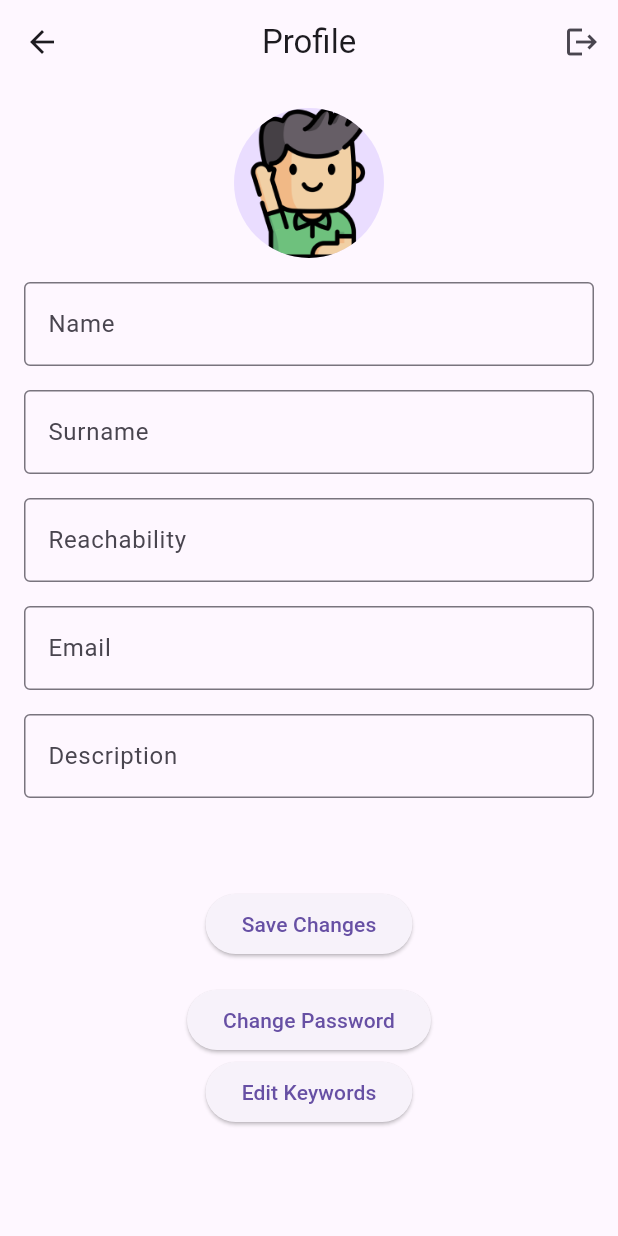
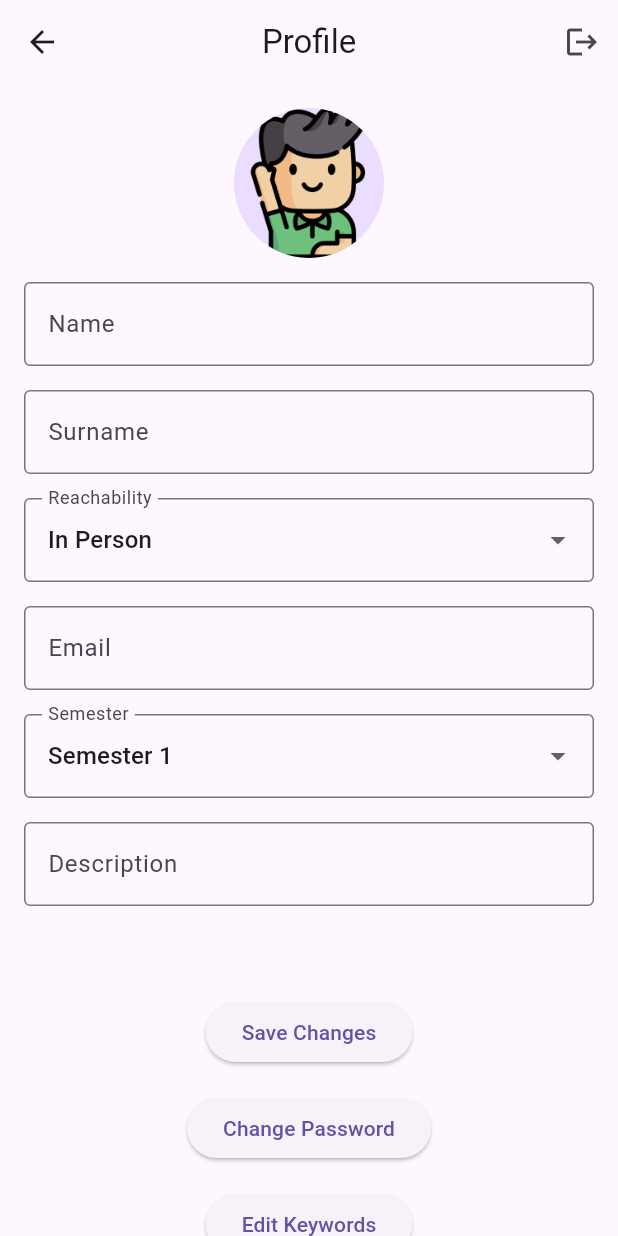
Before and after one commit to knowledgematch/KnowledgeMatch, a Flutter app: the ProfileScreen screen opened directly, on a phone screen of 412 x 824 dp. Run offline on Flutter 3.47's test engine with Material 3 defaults, Android fonts, the light colour scheme and no system bars; our stand-ins replace cloud_firestore, cloud_functions, firebase_core, firebase_messaging, flutter_image_compress, flutter_local_notifications and 2 more; missing offline and left inert: mysql_client, swipable_stack; accounts and stored records are empty.

Commit message:
Added Seniority to profile_screen.dart and adjusted reachability UI to match create_profile_screen

```diff
--- a/lib/screens/profile_screen.dart
+++ b/lib/screens/profile_screen.dart
@@ -4,6 +4,7 @@ import 'package:flutter_image_compress/flutter_image_compress.dart';
 import 'package:image_picker/image_picker.dart';
 import 'package:knowledgematch/services/api_db_connection.dart';
 import '../model/user.dart';
+import '../model/reachability.dart';
 import 'keyword_selection_screen.dart';
 import 'login_screen.dart';
 import 'change_pw_screen.dart';
@@ -11,7 +12,6 @@ import 'package:http/http.dart' as http;
 import 'dart:convert';
 import 'package:shared_preferences/shared_preferences.dart';
 import 'package:http_parser/http_parser.dart';
-
 
 class ProfileScreen extends StatefulWidget {
   const ProfileScreen({super.key});
@@ -23,16 +23,16 @@ class ProfileScreen extends StatefulWidget {
 class ProfileScreenState extends State<ProfileScreen> {
   final user = User.instance;
   Uint8List? _pictureData; // Store the picture as Uint8List
-  String _seniority = '0';
   String _uId = '';
+  Reachability _reachability = Reachability.InPerson; // Default value
 
   final _formKey = GlobalKey<FormState>();
 
   final TextEditingController _nameController = TextEditingController();
   final TextEditingController _surnameController = TextEditingController();
-  final TextEditingController _reachabilityController = TextEditingController();
   final TextEditingController _emailController = TextEditingController();
   final TextEditingController _descriptionController = TextEditingController();
+  int _semester = 1; // Default to 1
   final ImagePicker _picker = ImagePicker();
 
   @override
@@ -41,28 +41,22 @@ class ProfileScreenState extends State<ProfileScreen> {
     _loadUserData();
   }
 
-  // Function to handle image picking
   Future<void> _pickImage() async {
-    final pickedFile = await _picker.pickImage(
-      source: ImageSource.gallery,
-    );
+    final pickedFile = await _picker.pickImage(source: ImageSource.gallery);
     if (pickedFile != null) {
       final fileBytes = await pickedFile.readAsBytes();
       const targetSizeInKB = 100;
-      final compressedBytes = await compressImageToTargetSize(fileBytes, targetSizeInKB * 1024);
+      final compressedBytes =
+      await compressImageToTargetSize(fileBytes, targetSizeInKB * 1024);
       setState(() {
         _pictureData = compressedBytes;
       });
-    } else {
-      print('No image selected.');
     }
   }
 
   Future<Uint8List> compressImageToTargetSize(Uint8List fileBytes, int targetSizeInBytes) async {
     int quality = 100;
     Uint8List compressedBytes = fileBytes;
-
-    // Keep compressing until the file size is below the target
     while (compressedBytes.length > targetSizeInBytes && quality > 10) {
       compressedBytes = await FlutterImageCompress.compressWithList(
         fileBytes,
@@ -72,7 +66,6 @@ class ProfileScreenState extends State<ProfileScreen> {
       );
       quality -= 10;
     }
-
     return compressedBytes;
   }
 
@@ -87,62 +80,50 @@ class ProfileScreenState extends State<ProfileScreen> {
       setState(() {
         _nameController.text = user.name!;
         _surnameController.text = user.surname!;
-        _reachabilityController.text = user.reachability!.toString();
+        _reachability = ReachabilityValue.fromValue(user.reachability ?? 0);
         _emailController.text = user.email!;
+        _semester = user.seniority!;
         _descriptionController.text = user.description ?? '';
         _pictureData = user.getDecodedPicture();
       });
-    } else {
-      print('No user data found.');
     }
   }
 
   Future<void> _saveProfile() async {
-    print(_uId);
     final uri = Uri.parse('http://86.119.45.62/users/$_uId');
     final request = http.MultipartRequest('PUT', uri);
 
-    // Ensure required fields are added to the request
     request.fields['Name'] = _nameController.text;
     request.fields['Surname'] = _surnameController.text;
-    request.fields['Reachability'] = _reachabilityController.text;
+    request.fields['Reachability'] = _reachability.value.toString();
     request.fields['Email'] = _emailController.text;
-    request.fields['Seniority'] = _seniority;
+    request.fields['Seniority'] = _semester.toString();
     request.fields['Description'] = _descriptionController.text;
 
-    // Add the image file to the request if it exists
     if (_pictureData != null) {
       request.files.add(http.MultipartFile.fromBytes(
-        'Picture', // This key should match your backend field
+        'Picture',
         _pictureData!,
-        filename: 'profile_picture.jpg', // Providing a filename
-        contentType: MediaType('image', 'jpeg'), // Specify the correct content type
+        filename: 'profile_picture.jpg',
+        contentType: MediaType('image', 'jpeg'),
       ));
     }
 
-    // Debugging: Log the fields being sent
-    print('Sending request with fields: ${request.fields}');
-
     try {
       final response = await request.send();
-
       if (response.statusCode == 204) {
-        // Profile updated successfully
         ScaffoldMessenger.of(context).showSnackBar(
-          const SnackBar( content: Text('Profile saved successfully!'),
-                          duration: Duration(milliseconds: 500), ),
+          const SnackBar(content: Text('Profile saved successfully!')),
         );
 
-        // Optionally update SharedPreferences or local user state here
-        // Update the user instance with new values
         user.name = _nameController.text;
         user.surname = _surnameController.text;
-        user.reachability = int.tryParse(_reachabilityController.text);
+        user.reachability = _reachability.value;
         user.email = _emailController.text;
+        user.seniority = _semester;
         user.description = _descriptionController.text;
         user.setPicture(_pictureData);
 
-        // Encode user data to JSON and save it in SharedPreferences
         final prefs = await SharedPreferences.getInstance();
         await prefs.setString('userData', jsonEncode({
           'U_ID': _uId,
@@ -151,37 +132,18 @@ class ProfileScreenState extends State<ProfileScreen> {
           'Reachability': user.reachability,
           'Email': user.email,
           'Description': user.description,
-          // Assuming you might want to save the picture data as well
         }));
       } else {
-        // Read and log the response body for debugging
         final responseBody = await response.stream.bytesToString();
         ScaffoldMessenger.of(context).showSnackBar(
-          //SnackBar(content: Text('Failed to save profile: ${response.reasonPhrase}, Body: $responseBody')),
-          SnackBar( content: Text('Failed to save profile: ${response.reasonPhrase}, Body: $responseBody'),
-                    duration: Duration(milliseconds: 500), ),
+          SnackBar(content: Text('Failed to save profile: $responseBody')),
         );
       }
     } catch (error) {
-      // Handle network or other errors
       ScaffoldMessenger.of(context).showSnackBar(
-        SnackBar( content: Text('Error: $error'),
-                  duration: Duration(milliseconds: 500), ),
+        SnackBar(content: Text('Error: $error')),
       );
     }
-  }
-
-
-  Future<void> _logout() async {
-    ApiDbConnection().deleteFcmToken(User.instance.id ?? 0);
-    SharedPreferences prefs = await SharedPreferences.getInstance();
-    await prefs.clear();
-    User.instance.reset();
-
-    Navigator.pushReplacement(
-      context,
-      MaterialPageRoute(builder: (context) => LoginScreen()),
-    );
   }
 
   @override
@@ -193,15 +155,7 @@ class ProfileScreenState extends State<ProfileScreen> {
         actions: [
           IconButton(
             icon: const Icon(Icons.logout),
-            onPressed: () {
-              _logout();
-              ScaffoldMessenger.of(context).showSnackBar(
-                SnackBar(
-                  content: const Text('Logged out successfully'),
-                  duration: Duration(milliseconds: 500),
-                ),
-              );
-            }
+            onPressed: _logout,
           ),
         ],
       ),
@@ -213,58 +167,55 @@ class ProfileScreenState extends State<ProfileScreen> {
             child: Column(
               children: [
                 GestureDetector(
-                  onTap: _pickImage, // Trigger image picker when tapped
+                  onTap: _pickImage,
                   child: CircleAvatar(
                     radius: 50,
                     backgroundImage: _pictureData != null
-                        ? MemoryImage(_pictureData!) // Use MemoryImage to display Uint8List
+                        ? MemoryImage(_pictureData!)
                         : const AssetImage('assets/images/profile.png') as ImageProvider,
                   ),
                 ),
                 const SizedBox(height: 16),
-                TextFormField(
-                  controller: _nameController,
-                  decoration: const InputDecoration(
-                    labelText: 'Name',
-                    border: OutlineInputBorder(),
-                  ),
-                ),
+                _buildTextField(_nameController, 'Name'),
                 const SizedBox(height: 16),
-                TextFormField(
-                  controller: _surnameController,
-                  decoration: const InputDecoration(
-                    labelText: 'Surname',
-                    border: OutlineInputBorder(),
-                  ),
-                ),
+                _buildTextField(_surnameController, 'Surname'),
                 const SizedBox(height: 16),
-                TextFormField(
-                  controller: _reachabilityController,
+                DropdownButtonFormField<Reachability>(
+                  value: _reachability,
+                  onChanged: (Reachability? newValue) {
+                    setState(() {
+                      _reachability = newValue!;
+                    });
+                  },
+                  items: Reachability.values.map((Reachability reachability) {
+                    return DropdownMenuItem<Reachability>(
+                      value: reachability,
+                      child: Text(reachability.description),
+                    );
+                  }).toList(),
                   decoration: const InputDecoration(
                     labelText: 'Reachability',
                     border: OutlineInputBorder(),
                   ),
                 ),
                 const SizedBox(height: 16),
-                TextFormField(
-                  controller: _emailController,
+                _buildTextField(_emailController, 'Email'),
+                const SizedBox(height: 16),
+                DropdownButtonFormField<int>(
+                  value: _semester,
                   decoration: const InputDecoration(
-                    labelText: 'Email',
+                    labelText: 'Semester',
                     border: OutlineInputBorder(),
                   ),
+                  items: [
+                    for (var i = 1; i <= 12; i++)
+                      DropdownMenuItem(value: i, child: Text('Semester $i')),
+                    const DropdownMenuItem(value: -1, child: Text('Professor')),
+                  ],
+                  onChanged: (value) => setState(() => _semester = value!),
                 ),
                 const SizedBox(height: 16),
-                SizedBox(
-                  height: 100, // Set height for description box
-                  child: TextFormField(
-                    controller: _descriptionController,
-                    maxLines: null, // Allow text to wrap within the box
-                    decoration: const InputDecoration(
-                      labelText: 'Description',
-                      border: OutlineInputBorder(),
-                    ),
-                  ),
-                ),
+                _buildDescriptionField(),
                 const SizedBox(height: 16),
                 ElevatedButton(
                   onPressed: () {
@@ -279,18 +230,17 @@ class ProfileScreenState extends State<ProfileScreen> {
                   onPressed: () {
                     Navigator.push(
                       context,
-                      MaterialPageRoute(builder: (context) => ChangePasswordScreen()),
+                      MaterialPageRoute(builder: (context) => const ChangePasswordScreen()),
                     );
                   },
                   child: const Text('Change Password'),
                 ),
+                const SizedBox(height: 16),
                 ElevatedButton(
                   onPressed: () {
                     Navigator.push(
                       context,
-                      MaterialPageRoute(
-                        builder: (context) => const KeywordSelectionScreen(),
-                      ),
+                      MaterialPageRoute(builder: (context) => const KeywordSelectionScreen()),
                     );
                   },
                   child: const Text('Edit Keywords'),
@@ -302,4 +252,39 @@ class ProfileScreenState extends State<ProfileScreen> {
       ),
     );
   }
+
+  Widget _buildTextField(TextEditingController controller, String label) {
+    return TextFormField(
+      controller: controller,
+      decoration: InputDecoration(
+        labelText: label,
+        border: const OutlineInputBorder(),
+      ),
+    );
+  }
+
+  Widget _buildDescriptionField() {
+    return SizedBox(
+      height: 100,
+      child: TextFormField(
+        controller: _descriptionController,
+        maxLines: null,
+        decoration: const InputDecoration(
+          labelText: 'Description',
+          border: OutlineInputBorder(),
+        ),
+      ),
+    );
+  }
+
+  Future<void> _logout() async {
+    ApiDbConnection().deleteFcmToken(User.instance.id ?? 0);
+    final prefs = await SharedPreferences.getInstance();
+    await prefs.clear();
+    User.instance.reset();
+    Navigator.pushReplacement(
+      context,
+      MaterialPageRoute(builder: (context) => LoginScreen()),
+    );
+  }
 }
```
